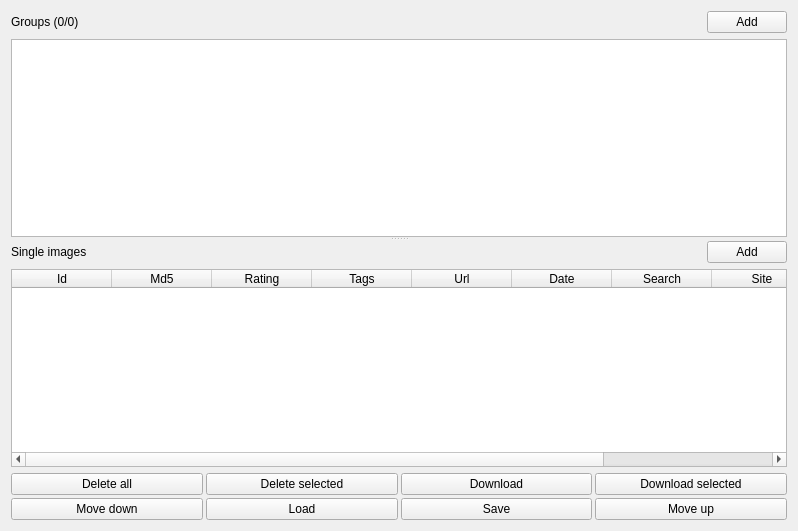
Before: the Qt Designer form gui/src/tabs/downloads-tab.ui in Bionus/imgbrd-grabber, drawn with Qt 5.
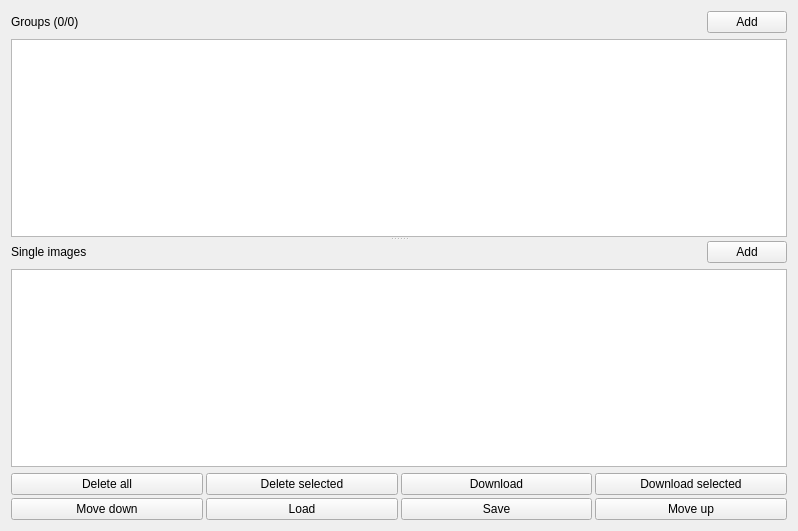
After: the same form once the commit is applied. Icons and pictures are not drawn.

Commit message: Use view/model for single downloads table

```diff
--- a/gui/src/tabs/downloads-tab.ui
+++ b/gui/src/tabs/downloads-tab.ui
@@ -112,16 +112,7 @@
         </layout>
        </item>
        <item>
-        <widget class="QTableWidget" name="tableBatchUniques">
-         <property name="editTriggers">
-          <set>QAbstractItemView::NoEditTriggers</set>
-         </property>
-         <property name="showDropIndicator" stdset="0">
-          <bool>false</bool>
-         </property>
-         <property name="dragDropOverwriteMode">
-          <bool>false</bool>
-         </property>
+        <widget class="QTableView" name="tableBatchUniques">
          <property name="verticalScrollMode">
           <enum>QAbstractItemView::ScrollPerPixel</enum>
          </property>
@@ -134,56 +125,6 @@
          <attribute name="verticalHeaderHighlightSections">
           <bool>false</bool>
          </attribute>
-         <column>
-          <property name="text">
-           <string>Id</string>
-          </property>
-         </column>
-         <column>
-          <property name="text">
-           <string>Md5</string>
-          </property>
-         </column>
-         <column>
-          <property name="text">
-           <string>Rating</string>
-          </property>
-         </column>
-         <column>
-          <property name="text">
-           <string>Tags</string>
-          </property>
-         </column>
-         <column>
-          <property name="text">
-           <string>Url</string>
-          </property>
-         </column>
-         <column>
-          <property name="text">
-           <string>Date</string>
-          </property>
-         </column>
-         <column>
-          <property name="text">
-           <string>Search</string>
-          </property>
-         </column>
-         <column>
-          <property name="text">
-           <string>Site</string>
-          </property>
-         </column>
-         <column>
-          <property name="text">
-           <string>Filename</string>
-          </property>
-         </column>
-         <column>
-          <property name="text">
-           <string>Folder</string>
-          </property>
-         </column>
         </widget>
        </item>
       </layout>
```
The commit also changes 5 other files.
